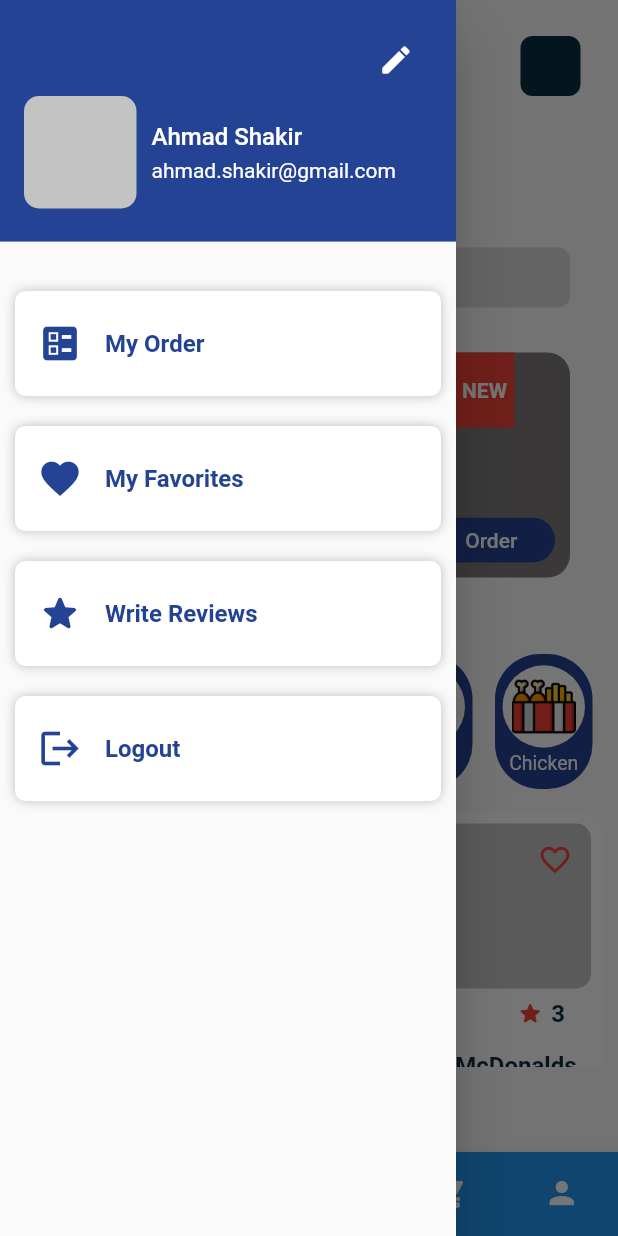
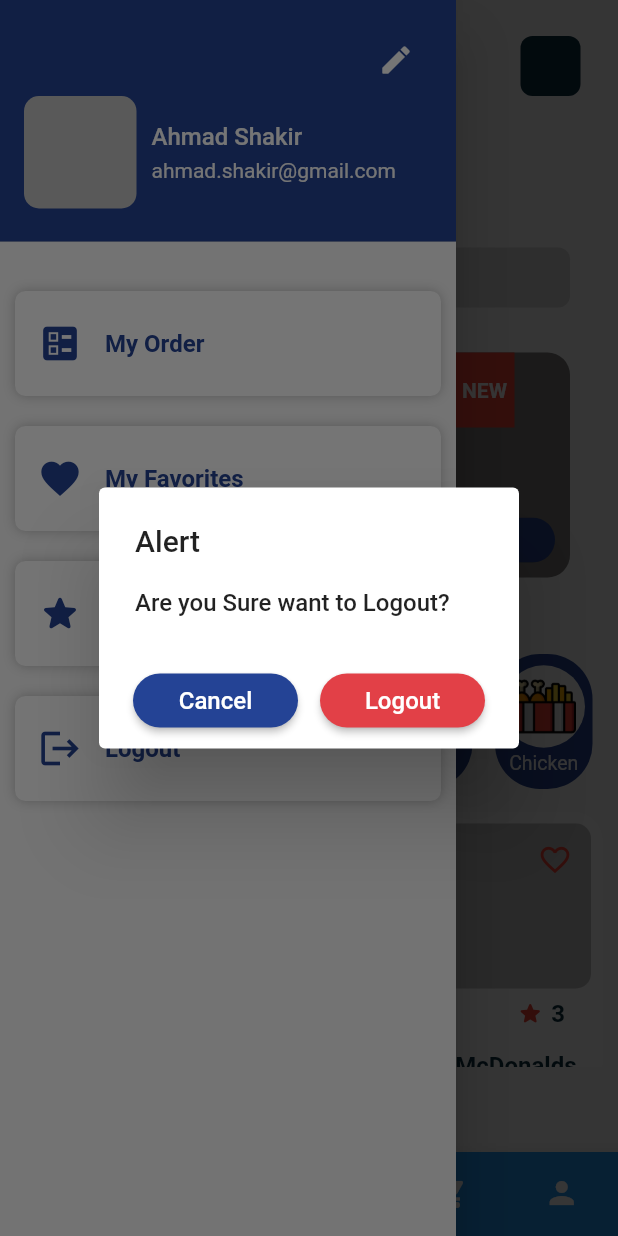
Before and after one commit to ahmadshakir21/Eagle_Food_Ordering_App, a Flutter app: the HomeScreen screen opened directly, after a tap on the "menu" icon, after a tap on "Logout", on a phone screen of 412 x 824 dp. Run offline on Flutter 3.47's test engine with Material 2 defaults, Android fonts, the phone set to English and light mode, and no system bars; our stand-ins replace font_awesome_flutter, lottie, smooth_page_indicator.

Commit message:
write review and logout

```diff
--- a/lib/screens/home_screen.dart
+++ b/lib/screens/home_screen.dart
@@ -1,3 +1,4 @@
+import 'package:flutter/cupertino.dart';
 import 'package:flutter/material.dart';
 import 'package:font_awesome_flutter/font_awesome_flutter.dart';
 import 'package:food_ordering_app/widgets/drawer_items.dart';
@@ -7,6 +8,7 @@ import 'package:food_ordering_app/widgets/new_offer_item.dart';
 class HomeScreen extends StatelessWidget {
   HomeScreen({Key? key}) : super(key: key);
   GlobalKey<ScaffoldState> scaffoldKey = GlobalKey<ScaffoldState>();
+
   @override
   Widget build(BuildContext context) {
     return Scaffold(
@@ -72,10 +74,75 @@ class HomeScreen extends StatelessWidget {
           const SizedBox(
             height: 15,
           ),
-          DrawerItems(icon: Icons.ballot, text: "My Order"),
-          DrawerItems(icon: Icons.favorite, text: "My Favorites"),
-          DrawerItems(icon: Icons.star_rounded, text: "Write Reviews"),
-          DrawerItems(icon: Icons.logout, text: "Logout"),
+          DrawerItems(icon: Icons.ballot, text: "My Order", onClick: () {}),
+          DrawerItems(
+              icon: Icons.favorite, text: "My Favorites", onClick: () {}),
+          DrawerItems(
+              icon: Icons.star_rounded, text: "Write Reviews", onClick: () {}),
+          DrawerItems(
+            icon: Icons.logout,
+            text: "Logout",
+            onClick: () {
+              showDialog(
+                context: context,
+                builder: (context) {
+                  return AlertDialog(
+                    title: const Text(
+                      "Alert",
+                      style:
+                          TextStyle(fontSize: 20, fontWeight: FontWeight.w500),
+                    ),
+                    content: const Text(
+                      "Are you Sure want to Logout?",
+                      style:
+                          TextStyle(fontSize: 16, fontWeight: FontWeight.w500),
+                    ),
+                    actions: [
+                      Row(
+                        mainAxisAlignment: MainAxisAlignment.spaceEvenly,
+                        children: [
+                          SizedBox(
+                            width: 110,
+                            child: ElevatedButton(
+                                onPressed: () {
+                                  Navigator.pop(context);
+                                },
+                                style: ElevatedButton.styleFrom(
+                                    shape: RoundedRectangleBorder(
+                                        borderRadius:
+                                            BorderRadius.circular(20)),
+                                    primary: const Color(0xFF244395)),
+                                child: const Text(
+                                  "Cancel",
+                                  style: TextStyle(
+                                      fontSize: 16,
+                                      fontWeight: FontWeight.w500),
+                                )),
+                          ),
+                          SizedBox(
+                            width: 110,
+                            child: ElevatedButton(
+                                onPressed: () {},
+                                style: ElevatedButton.styleFrom(
+                                    shape: RoundedRectangleBorder(
+                                        borderRadius:
+                                            BorderRadius.circular(20)),
+                                    primary: const Color(0xFFE24047)),
+                                child: const Text(
+                                  "Logout",
+                                  style: TextStyle(
+                                      fontSize: 16,
+                                      fontWeight: FontWeight.w500),
+                                )),
+                          )
+                        ],
+                      ),
+                    ],
+                  );
+                },
+              );
+            },
+          ),
         ]),
       ),
       body: Column(
--- a/lib/src/app.dart
+++ b/lib/src/app.dart
@@ -12,6 +12,7 @@ import 'package:food_ordering_app/screens/single_food_details.dart';
 import 'package:food_ordering_app/screens/splash_screen.dart';
 import 'package:food_ordering_app/screens/authentication/verification_code.dart';
 import 'package:food_ordering_app/screens/successful.dart';
+import 'package:food_ordering_app/screens/write_review.dart';
 
 class MyApp extends StatelessWidget {
   const MyApp({Key? key}) : super(key: key);
@@ -21,7 +22,7 @@ class MyApp extends StatelessWidget {
     return MaterialApp(
       title: 'Flutter Demo',
       debugShowCheckedModeBanner: false,
-      home: MyFavorite(),
+      home: HomeScreen(),
     );
   }
 }
--- a/lib/widgets/drawer_items.dart
+++ b/lib/widgets/drawer_items.dart
@@ -3,13 +3,14 @@ import 'package:flutter/material.dart';
 class DrawerItems extends StatelessWidget {
   String text;
   IconData icon;
+  VoidCallback onClick;
 
-  DrawerItems({required this.icon, required this.text});
+  DrawerItems({required this.icon, required this.text, required this.onClick});
 
   @override
   Widget build(BuildContext context) {
     return GestureDetector(
-      onTap: () {},
+      onTap: onClick,
       child: Container(
         height: 70,
         margin: const EdgeInsets.all(10),
--- a/pubspec.yaml
+++ b/pubspec.yaml
@@ -75,6 +75,7 @@ flutter:
     - assets/images/52110.jpg
     - assets/images/Icon2.png
     - assets/images/Group 26.png
+    - assets/images/Icon3.png
     - assets/images/Json_for_lottie_package/109517-delivery.json
 
   # An image asset can refer to one or more resolution-specific "variants", see
```
Also changed, not shown: lib/screens/write_review.dart (added, +157 -0 lines), assets/images/Icon3.png (added).
